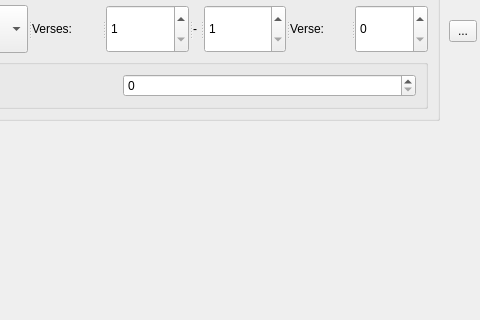
Qt form core/controls/quran_reader.ui (abumq/project-islam) before a commit; both pictures show x 201 to 681 and y 0 to 320 of the 681 by 487 pixel window.
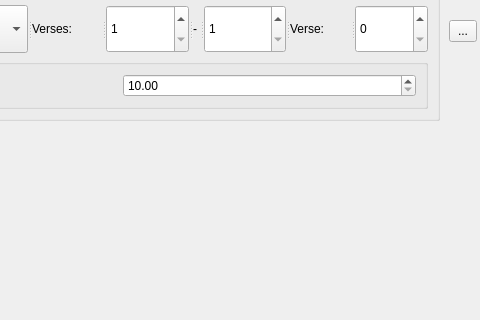
The same form after that commit.

The edit to the form file:
```diff
--- a/core/controls/quran_reader.ui
+++ b/core/controls/quran_reader.ui
@@ -100,7 +100,17 @@
         </widget>
        </item>
        <item>
-        <widget class="QSpinBox" name="spnZoom"/>
+        <widget class="QDoubleSpinBox" name="spnZoom">
+         <property name="minimum">
+          <double>10.000000000000000</double>
+         </property>
+         <property name="maximum">
+          <double>300.000000000000000</double>
+         </property>
+         <property name="singleStep">
+          <double>1.000000000000000</double>
+         </property>
+        </widget>
        </item>
       </layout>
      </widget>
```
